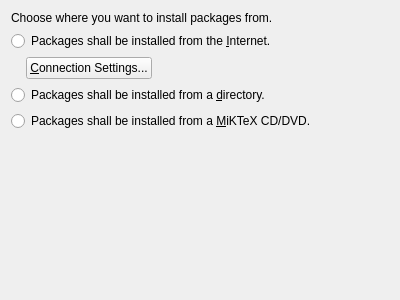
Qt form Libraries/MiKTeX/UI/Qt/SiteWizType.ui (Amaterasu27/miktex) before a commit.
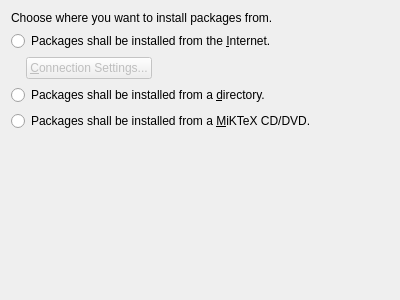
The same form after that commit.

The edit to the form file:
```diff
--- a/Libraries/MiKTeX/UI/Qt/SiteWizType.ui
+++ b/Libraries/MiKTeX/UI/Qt/SiteWizType.ui
@@ -47,7 +47,10 @@
       </spacer>
      </item>
      <item>
-      <widget class="QPushButton" name="pushButton" >
+      <widget class="QPushButton" name="btnConnectionSettings" >
+       <property name="enabled" >
+        <bool>false</bool>
+       </property>
        <property name="text" >
         <string>&amp;Connection Settings...</string>
        </property>
```
Left out of the diff: 5 changed lines with no effect on the pictures.
